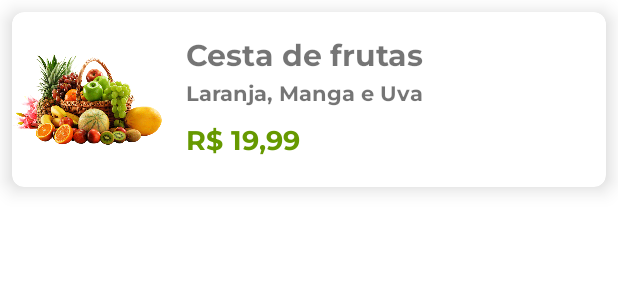
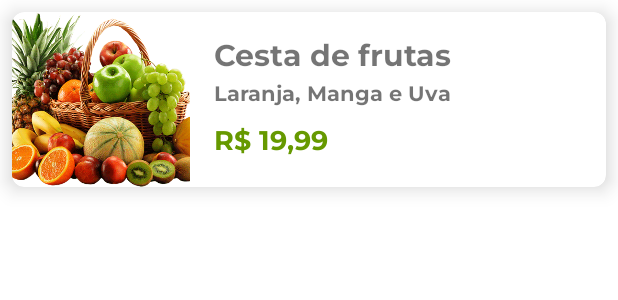
Before and after one commit to JuanRodriguesDev/Orgs, an Android app: the layout product_item.xml on its own in the app's theme, with its tools: preview values and no code run, on a phone screen of 412 x 824 dp. Shown: the top 300 px of the screen. Run offline under Robolectric (Android 15) with nearby library versions, the phone set to English and light mode, and no system bars.

Commit message:
estilização

```diff
--- a/app/src/main/res/layout/product_item.xml
+++ b/app/src/main/res/layout/product_item.xml
@@ -1,9 +1,9 @@
 <?xml version="1.0" encoding="utf-8"?>
 <com.google.android.material.card.MaterialCardView xmlns:android="http://schemas.android.com/apk/res/android"
+    xmlns:app="http://schemas.android.com/apk/res-auto"
     xmlns:tools="http://schemas.android.com/tools"
     android:layout_width="match_parent"
     android:layout_height="wrap_content"
-    xmlns:app="http://schemas.android.com/apk/res-auto"
     android:layout_margin="8dp"
     app:cardCornerRadius="8dp"
     app:cardElevation="8dp">
@@ -20,24 +20,25 @@
             android:layout_width="0dp"
             android:layout_height="wrap_content"
             android:layout_margin="16dp"
+            android:ellipsize="end"
+            android:fontFamily="@font/montserrat_bold"
+            android:maxLines="1"
             android:textSize="20sp"
             android:textStyle="bold"
-        android:fontFamily="@font/montserrat_bold"
-        android:ellipsize="end"
-        android:maxLines="1"
+
             app:layout_constraintEnd_toEndOf="parent"
+            app:layout_constraintStart_toEndOf="@id/imageView"
             app:layout_constraintTop_toTopOf="parent"
-        app:layout_constraintStart_toEndOf="@id/imageView"
             tools:text="Cesta de frutas" />
 
         <TextView
             android:id="@+id/product_item_descricao"
             android:layout_width="0dp"
             android:layout_height="wrap_content"
+            android:ellipsize="end"
             android:fontFamily="@font/montserrat_bold"
+            android:maxLines="1"
             android:textSize="14sp"
-        android:ellipsize="end"
-        android:maxLines="1"
             app:layout_constraintEnd_toEndOf="@id/product_item_name"
             app:layout_constraintStart_toStartOf="@id/product_item_name"
             app:layout_constraintTop_toBottomOf="@id/product_item_name"
@@ -47,27 +48,30 @@
             android:id="@+id/product_item_value"
             android:layout_width="0dp"
             android:layout_height="wrap_content"
+            android:layout_marginTop="8dp"
+            android:layout_marginBottom="16dp"
+            android:fontFamily="@font/montserrat_bold"
+            android:textColor="@android:color/holo_green_dark"
             android:textSize="18sp"
-        android:fontFamily="@font/montserrat_bold"
-        android:layout_marginTop="8dp"
             android:textStyle="normal"
-        android:textColor="@android:color/holo_green_dark"
+            app:layout_constraintBottom_toBottomOf="parent"
+            app:layout_constraintEnd_toEndOf="@id/product_item_name"
             app:layout_constraintStart_toStartOf="@id/product_item_name"
             app:layout_constraintTop_toBottomOf="@+id/product_item_descricao"
-        app:layout_constraintEnd_toEndOf="@id/product_item_name"
-       app:layout_constraintBottom_toBottomOf="parent"
-        android:layout_marginBottom="16dp"
             tools:text="R$ 19,99" />
+
+
 
         <ImageView
             android:id="@+id/imageView"
-        android:layout_width="100dp"
+            android:layout_width="0dp"
             android:layout_height="0dp"
-        android:scaleType="fitCenter"
+            android:scaleType="centerCrop"
+            app:layout_constraintWidth_percent="0.3"
+            app:layout_constraintBottom_toBottomOf="parent"
+            app:layout_constraintEnd_toStartOf="@id/product_item_name"
             app:layout_constraintStart_toStartOf="parent"
             app:layout_constraintTop_toTopOf="parent"
-        app:layout_constraintBottom_toBottomOf="parent"
-        app:layout_constraintEnd_toStartOf="@id/product_item_name"
             app:srcCompat="@drawable/cestadefrutas"
             tools:srcCompat="@tools:sample/backgrounds/scenic" />
 
```
Also changed, not shown: app/src/main/java/com/project/orgs/ListaProdutosAdapter.kt (+10 -1 lines), app/src/main/res/drawable/wallpaper.xml (deleted, +0 -10 lines). Lines whose indentation alone changed are shown as unchanged.
